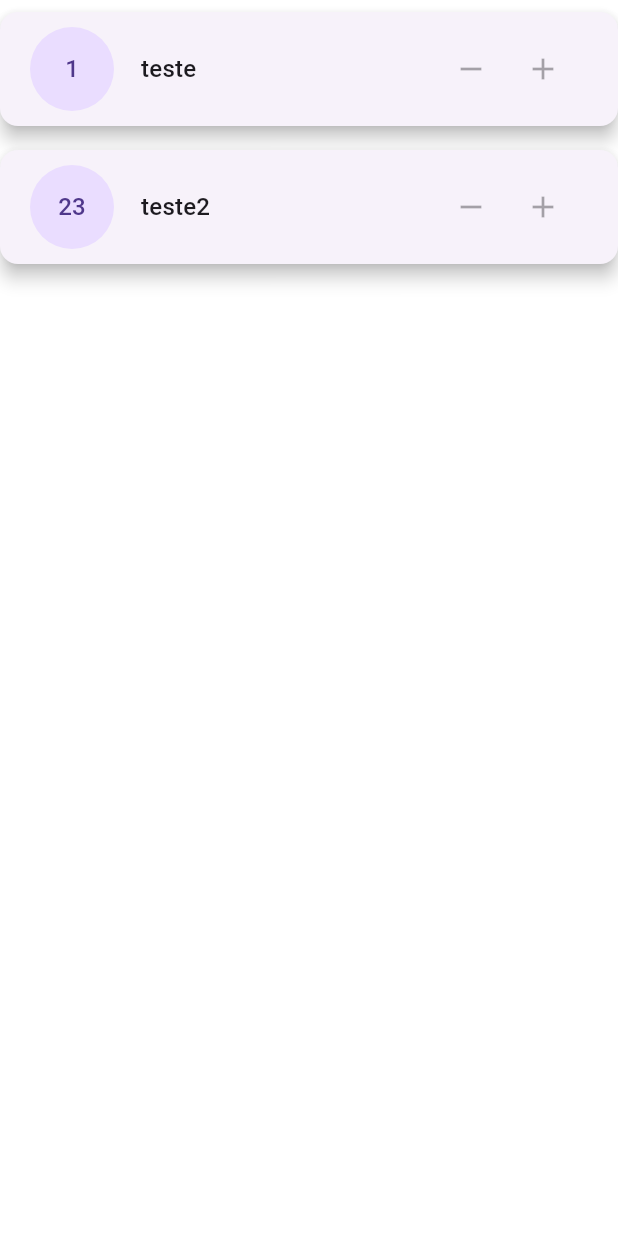
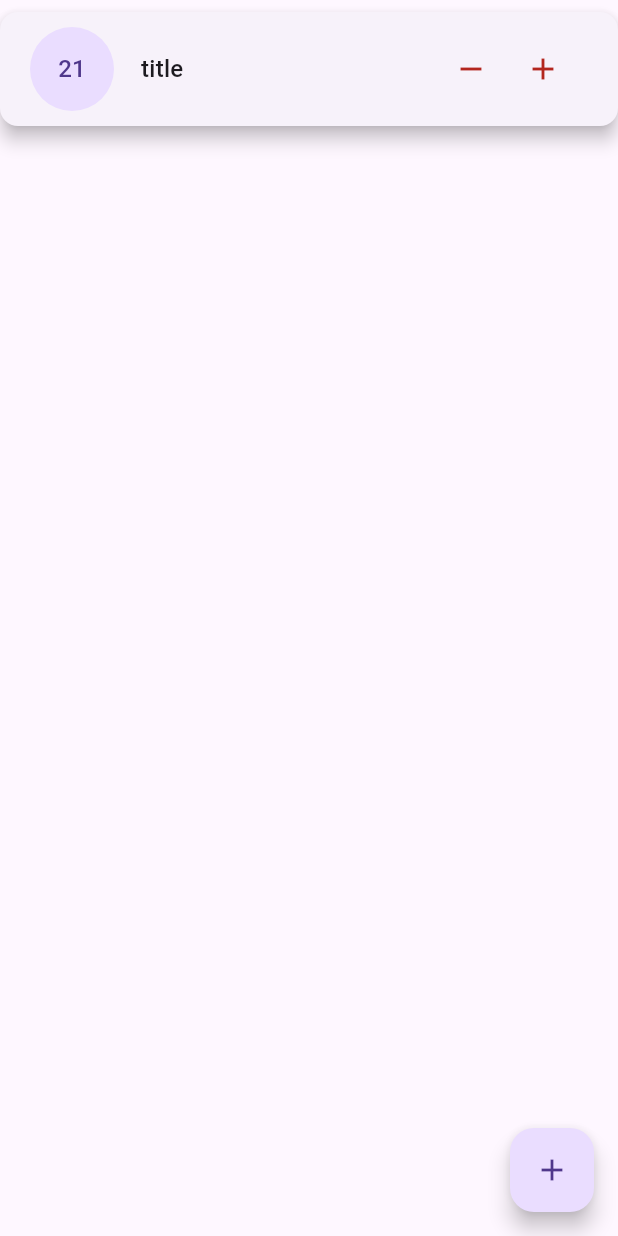
Before and after one commit to KevinADemetro/mistakes-tracker, a Flutter app: the screen it shows after launch, on a phone screen of 412 x 824 dp. Run offline on Flutter 3.47's test engine with Material 3 defaults, Android fonts, the phone set to English and light mode, and no system bars.

Commit message:
criando entidade e começando a implementar função de aumentar e diminur a quantidade

```diff
--- /dev/null
+++ b/lib/entity/Mistake.dart
@@ -0,0 +1,30 @@
+class Mistake {
+  final int? id;
+  final String title;
+  final int quantity;
+  final DateTime date;
+
+  Mistake(
+      {this.id,
+      required this.title,
+      required this.quantity,
+      required this.date});
+
+  Map<String, dynamic> toMap() {
+    return {
+      'id': id,
+      'title': title,
+      'quantity': quantity,
+      'date': date.toIso8601String(),
+    };
+  }
+
+  factory Mistake.fromMap(Map<String, dynamic> map) {
+    return Mistake(
+      id: map['id'],
+      title: map['title'],
+      quantity: map['quantity'],
+      date: DateTime.parse(map['date']),
+    );
+  }
+}
--- a/lib/main.dart
+++ b/lib/main.dart
@@ -1,4 +1,6 @@
 import 'package:flutter/material.dart';
+import 'package:mistakes_tracker/entity/Mistake.dart';
+import 'package:mistakes_tracker/mistakes_list.dart';
 
 main() => runApp(MistakesTrackerApp());
 
@@ -16,54 +18,29 @@ class MistakesTrackerApp extends StatelessWidget {
 class MistakesTrackerPage extends StatelessWidget {
   MistakesTrackerPage({super.key});
 
-  final List<Map<String, Object>> lista = [
-    {'title': 'teste', 'qtd': 1},
-    {'title': 'teste2', 'qtd': 23}
+  final List<Mistake> mistakes = [
+    Mistake(title: 'title', quantity: 21, date: DateTime.now())
   ];
 
   @override
   Widget build(BuildContext context) {
-    return Container(
-      height: 400,
-      child: ListView.builder(
-        itemCount: 2,
-        itemBuilder: (ctx, index) {
-          final itemList = lista[index];
-          return Card(
-            elevation: 5,
-            margin: const EdgeInsets.symmetric(vertical: 8),
-            child: Padding(
-              padding: const EdgeInsets.symmetric(vertical: 10, horizontal: 2),
-              child: ListTile(
-                leading: CircleAvatar(
-                  radius: 30,
-                  child: Text('${itemList['qtd']}'),
-                ),
-                title: Text(
-                  itemList['title'].toString(),
-                  style: Theme.of(context).textTheme.titleMedium,
-                ),
-                trailing: FittedBox(
-                  child: Row(
-                    children: [
-                      IconButton(
-                        onPressed: null,
-                        icon: const Icon(Icons.remove),
-                        color: Theme.of(context).colorScheme.error,
-                      ),
-                      IconButton(
-                        onPressed: null,
-                        icon: const Icon(Icons.add),
-                        color: Theme.of(context).colorScheme.error,
-                      ),
-                    ],
-                  ),
-                ),
-              ),
-            ),
-          );
-        },
+    return Scaffold(
+      body: MistakesList(
+          mistakes: mistakes,
+          onPlus: _increaseQuantiy,
+          onMinus: _decreaseQuantiy),
+      floatingActionButton: const FloatingActionButton(
+        onPressed: null,
+        child: Icon(Icons.add),
       ),
     );
   }
+
+  _increaseQuantiy(int quantity) {
+    quantity++;
+  }
+
+  _decreaseQuantiy(int quantity) {
+    quantity++;
+  }
 }
--- /dev/null
+++ b/lib/mistakes_list.dart
@@ -0,0 +1,61 @@
+import 'package:flutter/material.dart';
+import 'package:mistakes_tracker/entity/Mistake.dart';
+
+class MistakesList extends StatelessWidget {
+  final List<Mistake> mistakes;
+  final void Function(int) onMinus;
+  final void Function(int) onPlus;
+
+  MistakesList({
+    super.key,
+    required this.mistakes,
+    required this.onMinus,
+    required this.onPlus,
+  });
+
+  @override
+  Widget build(BuildContext context) {
+    return SizedBox(
+      height: 400,
+      child: ListView.builder(
+        itemCount: mistakes.length,
+        itemBuilder: (ctx, index) {
+          final mistake = mistakes[index];
+          return Card(
+            elevation: 5,
+            margin: const EdgeInsets.symmetric(vertical: 8),
+            child: Padding(
+              padding: const EdgeInsets.symmetric(vertical: 10, horizontal: 2),
+              child: ListTile(
+                leading: CircleAvatar(
+                  radius: 30,
+                  child: Text('${mistake.quantity}'),
+                ),
+                title: Text(
+                  mistake.title,
+                  style: Theme.of(context).textTheme.titleMedium,
+                ),
+                trailing: FittedBox(
+                  child: Row(
+                    children: [
+                      IconButton(
+                        onPressed: () => onMinus(mistake.quantity),
+                        icon: const Icon(Icons.remove),
+                        color: Theme.of(context).colorScheme.error,
+                      ),
+                      IconButton(
+                        onPressed:() => onPlus(mistake.quantity),
+                        icon: const Icon(Icons.add),
+                        color: Theme.of(context).colorScheme.error,
+                      ),
+                    ],
+                  ),
+                ),
+              ),
+            ),
+          );
+        },
+      ),
+    );
+  }
+}
```
Also changed, not shown: 1 other file.
